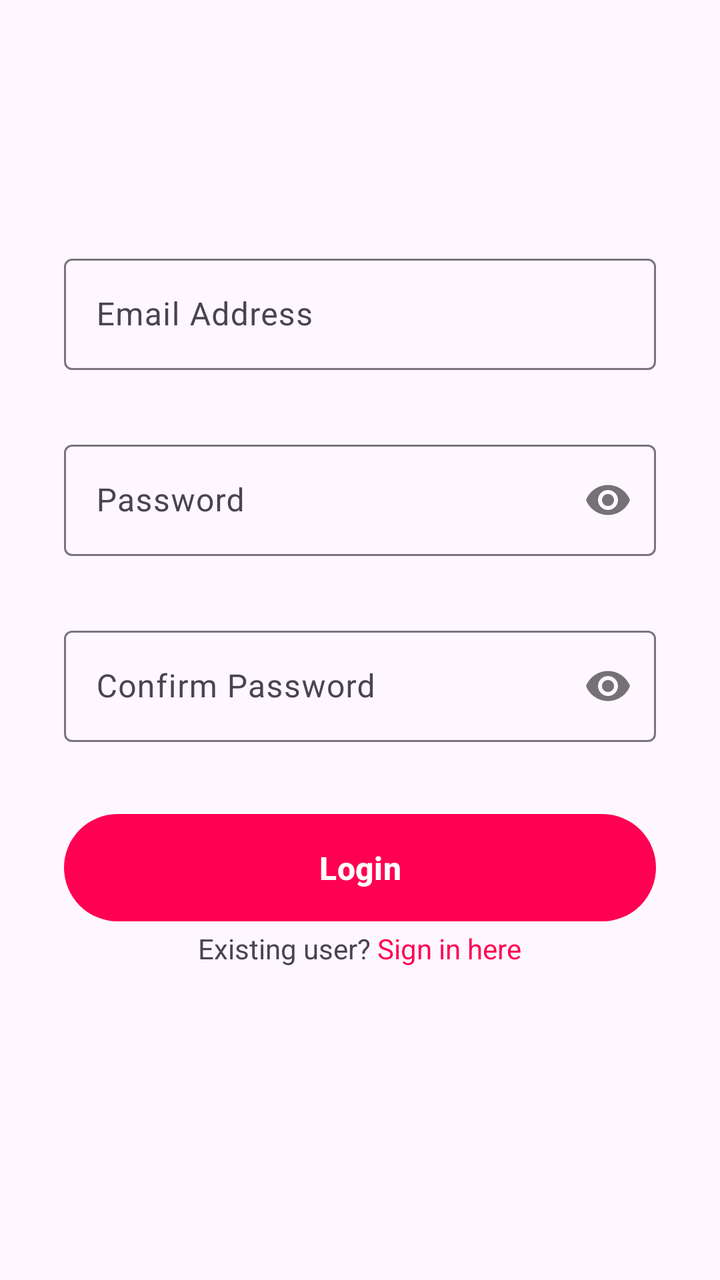
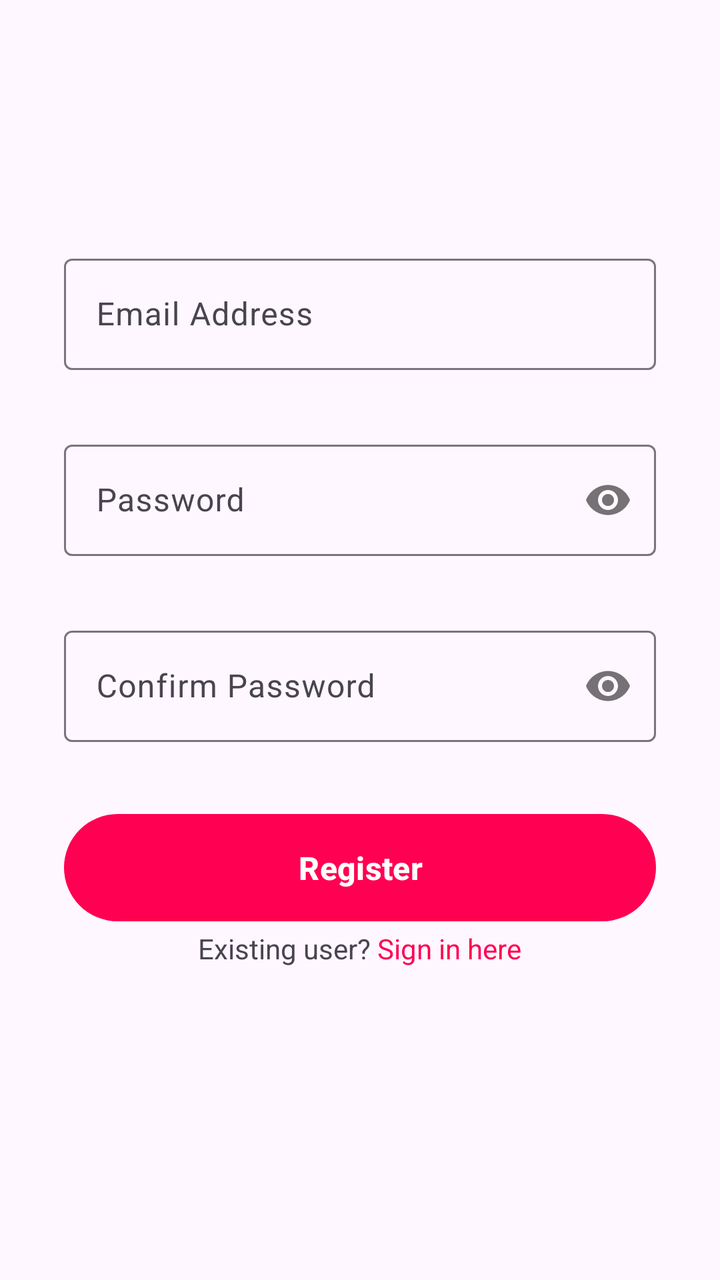

Before-and-after screenshots of an Android layout around one commit, followed by the original layout XML and the change that was made.
<!-- AndroidManifest.xml: application theme Theme.You4me -->
<!-- res/layout/fragment_registration.xml -->
<?xml version="1.0" encoding="utf-8"?>
<LinearLayout xmlns:android="http://schemas.android.com/apk/res/android"
    xmlns:app="http://schemas.android.com/apk/res-auto"
    xmlns:tools="http://schemas.android.com/tools"
    android:layout_width="match_parent"
    android:layout_height="match_parent"
    android:orientation="vertical"
    android:gravity="center"
    android:padding="32dp"
    tools:context=".ui.authentication.RegistrationFragment">

    <com.google.android.material.textfield.TextInputLayout
        android:layout_width="match_parent"
        android:layout_height="wrap_content"
        android:hint="@string/email_address">

        <com.google.android.material.textfield.TextInputEditText
            android:layout_width="match_parent"
            android:layout_height="match_parent"
            android:inputType="textEmailAddress" />
    </com.google.android.material.textfield.TextInputLayout>

    <com.google.android.material.textfield.TextInputLayout
        android:layout_width="match_parent"
        android:layout_height="wrap_content"
        android:layout_marginTop="32dp"
        android:hint="@string/password"
        app:passwordToggleEnabled="true">

        <com.google.android.material.textfield.TextInputEditText
            android:layout_width="match_parent"
            android:layout_height="match_parent"
            android:inputType="textPassword" />
    </com.google.android.material.textfield.TextInputLayout>

    <com.google.android.material.textfield.TextInputLayout
        android:layout_width="match_parent"
        android:layout_height="wrap_content"
        android:layout_marginTop="32dp"
        android:hint="@string/confirm_password"
        app:passwordToggleEnabled="true">

        <com.google.android.material.textfield.TextInputEditText
            android:layout_width="match_parent"
            android:layout_height="match_parent"
            android:inputType="textPassword" />
    </com.google.android.material.textfield.TextInputLayout>

    <com.google.android.material.button.MaterialButton
        android:layout_width="match_parent"
        android:layout_height="wrap_content"
        android:layout_marginTop="32dp"
        android:padding="16dp"
        android:text="@string/login"
        android:textSize="16sp"
        android:textStyle="bold" />

    <TextView
        android:layout_width="wrap_content"
        android:layout_height="wrap_content"
        android:layout_gravity="center_horizontal"
        android:layout_marginBottom="32dp"
        android:text="@string/existing_user" />

</LinearLayout>
<!-- resources referenced by this layout -->
<resources>
  <string name="confirm_password">Confirm Password</string>
  <string name="email_address">Email Address</string>
  <string name="existing_user">Existing user? <font fgcolor="#ff0052">Sign in here</font></string>
  <string name="login">Login</string>
  <string name="password">Password</string>
  <style name="Theme.You4me" parent="Base.Theme.You4me" />
  <style name="Base.Theme.You4me" parent="Theme.Material3.Light.NoActionBar">
          
           <item name="colorPrimary">@color/primary_pink</item>
      </style>
  <color name="primary_pink">#ffff0052</color>
</resources>

<!-- the commit's change to res/layout/fragment_registration.xml (unified diff, before → after) -->
@@ -4,23 +4,26 @@
     xmlns:tools="http://schemas.android.com/tools"
     android:layout_width="match_parent"
     android:layout_height="match_parent"
+    android:gravity="center"
     android:orientation="vertical"
-    android:gravity="center"
     android:padding="32dp"
     tools:context=".ui.authentication.RegistrationFragment">
 
     <com.google.android.material.textfield.TextInputLayout
+        android:id="@+id/email_lyt"
         android:layout_width="match_parent"
         android:layout_height="wrap_content"
         android:hint="@string/email_address">
 
         <com.google.android.material.textfield.TextInputEditText
+            android:id="@+id/email"
             android:layout_width="match_parent"
             android:layout_height="match_parent"
             android:inputType="textEmailAddress" />
     </com.google.android.material.textfield.TextInputLayout>
 
     <com.google.android.material.textfield.TextInputLayout
+        android:id="@+id/password_lyt"
         android:layout_width="match_parent"
         android:layout_height="wrap_content"
         android:layout_marginTop="32dp"
@@ -28,12 +31,14 @@
         app:passwordToggleEnabled="true">
 
         <com.google.android.material.textfield.TextInputEditText
+            android:id="@+id/password"
             android:layout_width="match_parent"
             android:layout_height="match_parent"
             android:inputType="textPassword" />
     </com.google.android.material.textfield.TextInputLayout>
 
     <com.google.android.material.textfield.TextInputLayout
+        android:id="@+id/confirm_password_lyt"
         android:layout_width="match_parent"
         android:layout_height="wrap_content"
         android:layout_marginTop="32dp"
@@ -41,21 +46,34 @@
         app:passwordToggleEnabled="true">
 
         <com.google.android.material.textfield.TextInputEditText
+            android:id="@+id/confirm_password"
             android:layout_width="match_parent"
             android:layout_height="match_parent"
             android:inputType="textPassword" />
     </com.google.android.material.textfield.TextInputLayout>
 
     <com.google.android.material.button.MaterialButton
+        android:id="@+id/sign_up_btn"
         android:layout_width="match_parent"
         android:layout_height="wrap_content"
         android:layout_marginTop="32dp"
         android:padding="16dp"
-        android:text="@string/login"
+        android:text="@string/register"
         android:textSize="16sp"
         android:textStyle="bold" />
 
+    <com.google.android.material.progressindicator.CircularProgressIndicator
+        android:id="@+id/progress_circular"
+        style="@style/Widget.Material3.CircularProgressIndicator.Medium"
+        android:layout_width="wrap_content"
+        android:layout_height="wrap_content"
+        android:layout_marginTop="32dp"
+        android:layout_marginBottom="4dp"
+        android:indeterminate="true"
+        android:visibility="gone" />
+
     <TextView
+        android:id="@+id/login"
         android:layout_width="wrap_content"
         android:layout_height="wrap_content"
         android:layout_gravity="center_horizontal"
<!-- resource entries referenced after the edit -->
@@ -3,8 +3,8 @@
   <string name="confirm_password">Confirm Password</string>
   <string name="email_address">Email Address</string>
   <string name="existing_user">Existing user? <font fgcolor="#ff0052">Sign in here</font></string>
-  <string name="login">Login</string>
   <string name="password">Password</string>
+  <string name="register">Register</string>
   <style name="Theme.You4me" parent="Base.Theme.You4me" />
   <style name="Base.Theme.You4me" parent="Theme.Material3.Light.NoActionBar">
           
